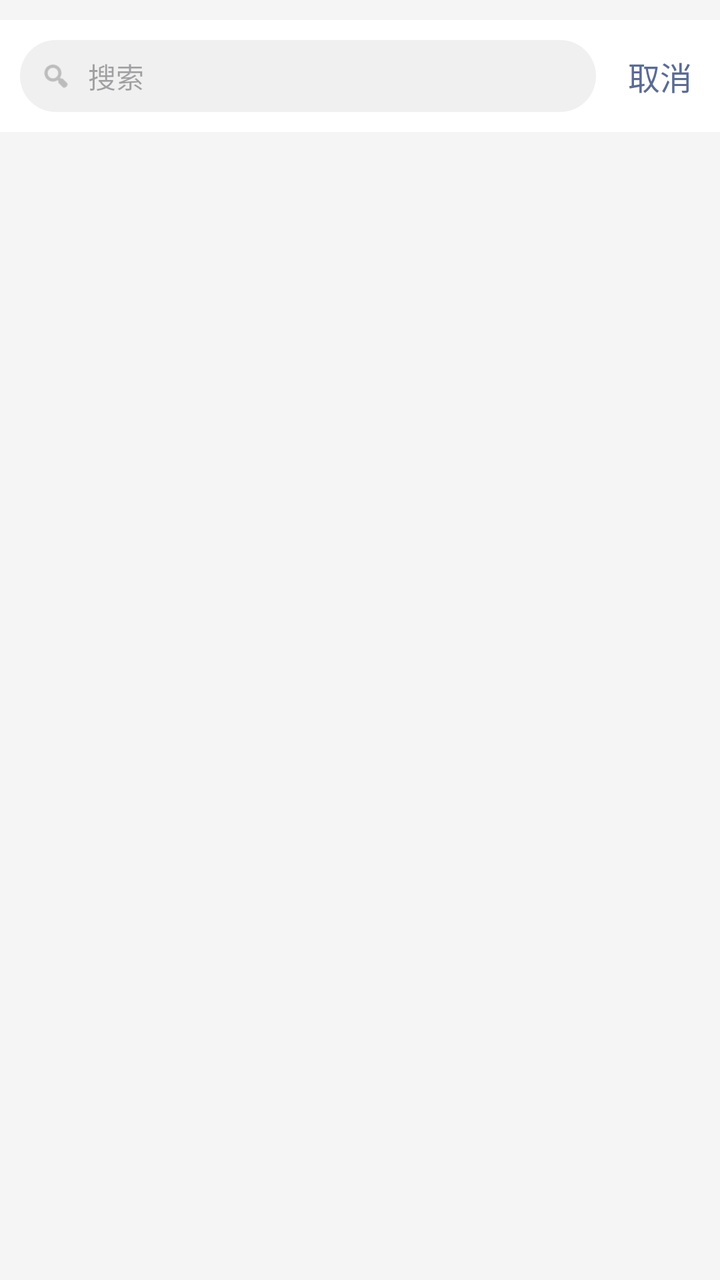
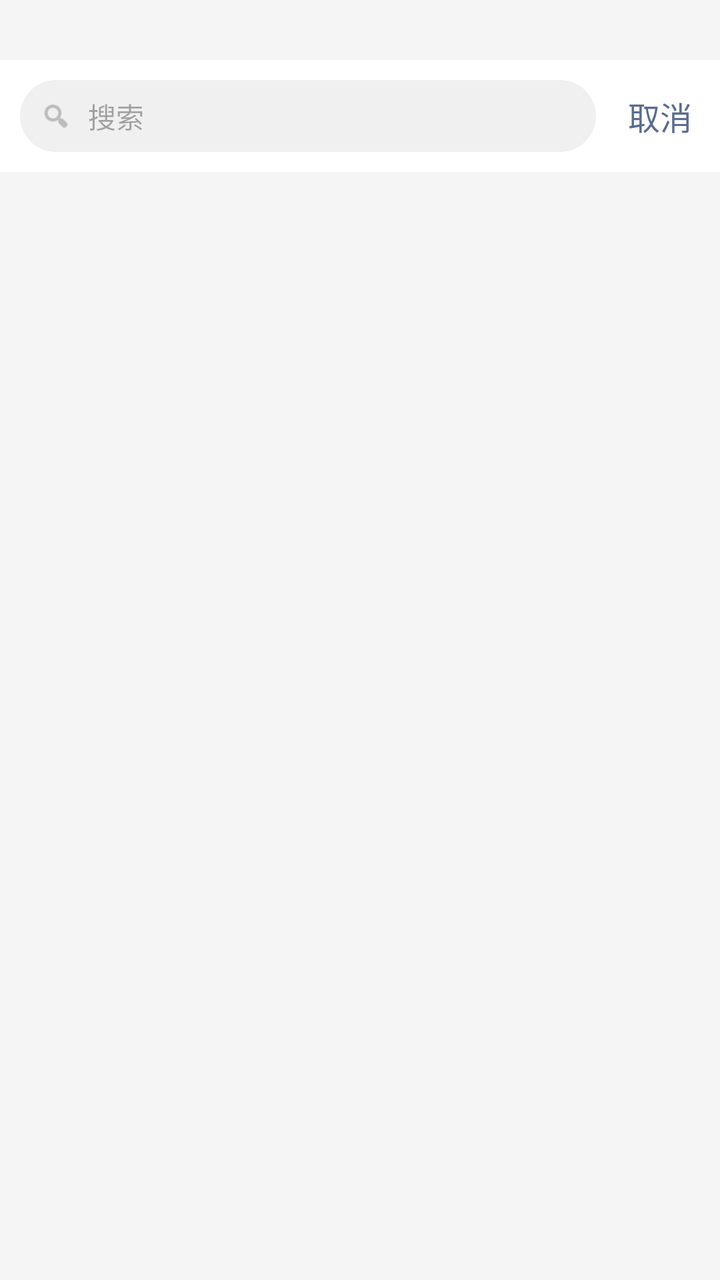

Two renders of the same Android screen: before a commit and after it. Below are the layout's source before the change and the commit's diff.
<!-- AndroidManifest.xml: application theme Theme.MyApplication -->
<!-- res/layout/activity_search.xml -->
<?xml version="1.0" encoding="utf-8"?>
<LinearLayout xmlns:android="http://schemas.android.com/apk/res/android"
    xmlns:app="http://schemas.android.com/apk/res-auto"
    xmlns:tools="http://schemas.android.com/tools"
    android:id="@+id/main"
    android:layout_width="match_parent"
    android:layout_height="match_parent"
    tools:context=".ui.search.SearchActivity"
    android:orientation="vertical"
    android:background="#F5F5F5"> 

    
    <LinearLayout
        android:layout_width="match_parent"
        android:layout_height="wrap_content"
        android:orientation="horizontal"
        android:gravity="center_vertical"
        android:layout_marginTop="10dp"
        android:padding="10dp"
        android:background="#FFFFFF">

        
        <LinearLayout
            android:layout_width="0dp"
            android:layout_height="36dp"
            android:layout_weight="1"
            android:background="@drawable/bg_input_box"
            android:gravity="center_vertical"
            android:orientation="horizontal"
            android:paddingHorizontal="10dp">
            

            <ImageView
                android:layout_width="16dp"
                android:layout_height="16dp"
                android:src="@android:drawable/ic_menu_search"
                app:tint="#999999"/>

            <EditText
                android:id="@+id/etSearch"
                android:layout_width="match_parent"
                android:layout_height="match_parent"
                android:background="@null"
                android:hint="搜索"
                android:textSize="14sp"
                android:layout_marginStart="8dp"
                android:textColor="#333333"
                android:maxLines="1"
                android:singleLine="true"
                android:imeOptions="actionSearch"
                android:inputType="text" />
        </LinearLayout>

        
        <TextView
            android:id="@+id/tvCancel"
            android:layout_width="wrap_content"
            android:layout_height="wrap_content"
            android:text="取消"
            android:textColor="#5B6B92"
            android:textSize="16sp"
            android:paddingStart="16dp"
            android:paddingEnd="4dp"/>
    </LinearLayout>

    
    <androidx.recyclerview.widget.RecyclerView
        android:id="@+id/rvSearchResult"
        android:layout_width="match_parent"
        android:layout_height="match_parent"
        android:overScrollMode="never"
        android:paddingTop="8dp"/>

    
    <include
        android:id="@+id/emptySearch"
        layout="@layout/empty_search"
        android:visibility="gone" />

</LinearLayout>
<!-- res/layout/empty_search.xml (included above) -->
<?xml version="1.0" encoding="utf-8"?>
<LinearLayout xmlns:android="http://schemas.android.com/apk/res/android"
    android:layout_width="match_parent"
    android:layout_height="match_parent"
    android:orientation="vertical"
    android:gravity="center"
    android:padding="32dp">

    <ImageView
        android:layout_width="120dp"
        android:layout_height="120dp"
        android:src="@android:drawable/ic_menu_search"
        android:contentDescription="@string/search_empty_image_desc" />

    <TextView
        android:id="@+id/tvNoResult"
        android:layout_width="wrap_content"
        android:layout_height="wrap_content"
        android:layout_marginTop="16dp"
        android:text="@string/no_search_results"
        android:textSize="16sp"
        android:textColor="#999999" />

    <TextView
        android:layout_width="wrap_content"
        android:layout_height="wrap_content"
        android:layout_marginTop="8dp"
        android:text="@string/try_different_keywords"
        android:textSize="14sp"
        android:textColor="#CCCCCC" />
</LinearLayout>
<!-- resources referenced by this layout -->
<resources>
  <!-- drawable bg_input_box (drawable) -->
  <?xml version="1.0" encoding="utf-8"?>
  <shape xmlns:android="http://schemas.android.com/apk/res/android"
      android:shape="rectangle">
      <solid android:color="@color/input_background_gray" />
      <corners android:radius="24dp" />
  </shape>
  <string name="no_search_results">没有找到与\"%1$s\"相关的结果</string>
  <string name="search_empty_image_desc">Empty search results</string>
  <string name="try_different_keywords">请尝试其他关键词</string>
  <style name="Theme.MyApplication" parent="Base.Theme.MyApplication" />
  <color name="input_background_gray">#F0F0F0</color>
  <style name="Base.Theme.MyApplication" parent="Theme.Material3.DayNight.NoActionBar">
          
          
      </style>
</resources>

<!-- the commit's change to res/layout/activity_search.xml (unified diff, before → after) -->
@@ -15,7 +15,7 @@
         android:layout_height="wrap_content"
         android:orientation="horizontal"
         android:gravity="center_vertical"
-        android:layout_marginTop="10dp"
+        android:layout_marginTop="30dp"
         android:padding="10dp"
         android:background="#FFFFFF">
 
